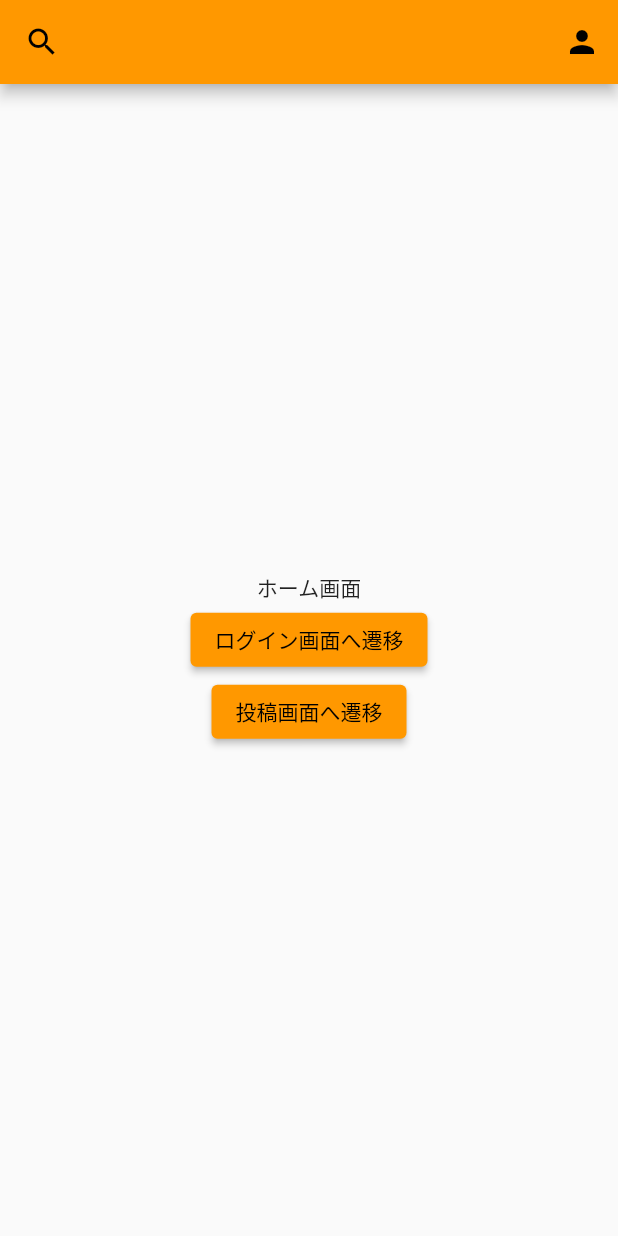
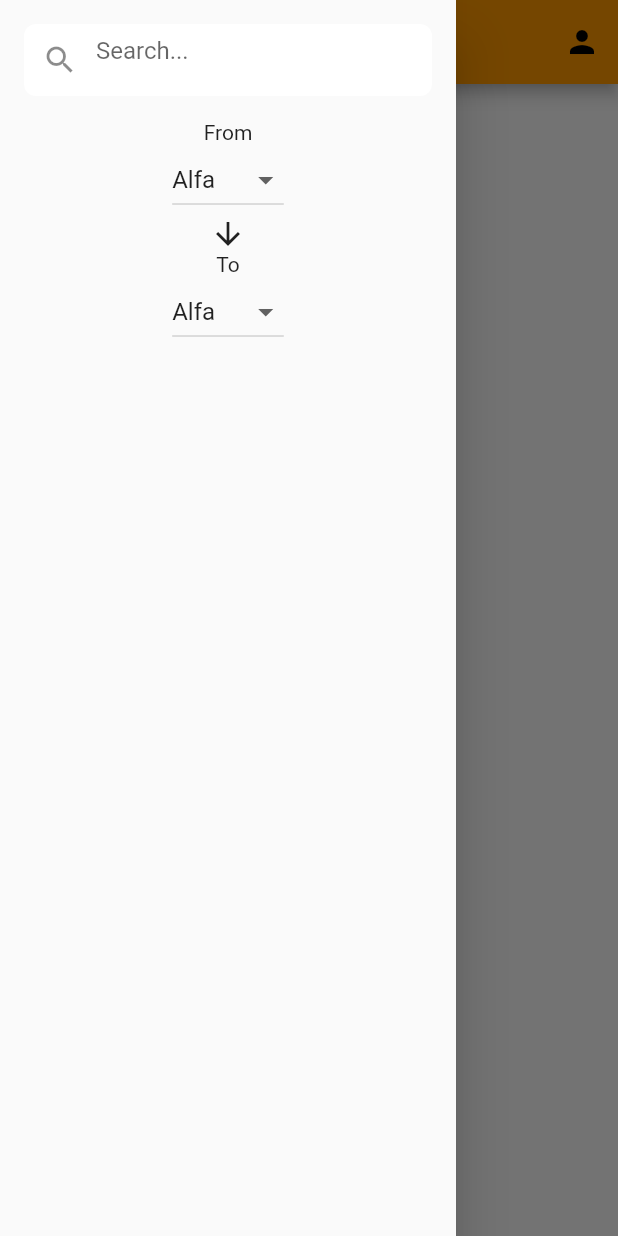
Before and after one commit to KoukiFOL/traveltrouble, a Flutter app: the HomeScreen screen opened by its route, after a tap on the "search" icon, on a phone screen of 412 x 824 dp. Run offline on Flutter 3.47's test engine with Material 2 defaults, Android fonts, the phone set to English and light mode, and no system bars; our stand-ins replace cloud_firestore, firebase_auth, firebase_core, go_router; missing offline and left inert: dart:js; accounts and stored records are empty.

Commit message:
update: ホーム画面でサイドメニューが開けるように修正

```diff
--- a/lib/Compornents/header.dart
+++ /dev/null
@@ -1,130 +0,0 @@
-import 'package:flutter/material.dart';
-
-class SideMenu extends StatefulWidget {
-  final GlobalKey<ScaffoldState> _scaffoldKey = GlobalKey<ScaffoldState>();
-
-  void openDrawerMenu() {
-    _scaffoldKey.currentState?.openDrawer();
-  }
-
-  @override
-  _SideMenuState createState() => _SideMenuState();
-}
-
-class _SideMenuState extends State<SideMenu> {
-  bool item1Selected = false;
-  bool item2Selected = false;
-
-  @override
-  Widget build(BuildContext context) {
-    return Scaffold(
-      key: widget._scaffoldKey,
-      drawer: Drawer(
-        child: ListView(
-          padding: EdgeInsets.zero,
-          children: <Widget>[
-            Column(
-              children: [
-                Container(
-                  margin: EdgeInsets.all(16.0),
-                  decoration: BoxDecoration(
-                    color: Colors.white,
-                    borderRadius: BorderRadius.circular(8.0),
-                  ),
-                  child: TextField(
-                    decoration: InputDecoration(
-                      hintText: 'Search...',
-                      border: InputBorder.none,
-                      contentPadding: EdgeInsets.all(8.0),
-                      prefixIcon: Icon(Icons.search),
-                    ),
-                  ),
-                ),
-                Text('From'),
-                DropdownButtonMenu(),
-                Icon(Icons.arrow_downward),
-                Text('To'),
-                DropdownButtonMenu(),
-              ],
-            ),
-          ],
-        ),
-      ),
-    );
-  }
-}
-
-class Header extends StatelessWidget implements PreferredSizeWidget {
-  // final Function onPressed;
-
-  // CustomAppBar(this.onPressed);
-
-  @override
-  Size get preferredSize => Size.fromHeight(kToolbarHeight);
-
-  @override
-  Widget build(BuildContext context) {
-    return AppBar(
-      title: Text(' '),
-      leading: IconButton(
-        icon: Icon(Icons.search),
-        onPressed: () {
-          SideMenu().openDrawerMenu(); // SideMenuクラスのインスタンスを作成してから呼び出す
-        },
-      ),
-      actions: [
-        IconButton(
-          icon: Icon(Icons.person),
-          onPressed: () {
-            // プロフィール画面に遷移するなどの処理を追加
-          },
-        ),
-      ],
-    );
-  }
-}
-
-class DropdownButtonMenu extends StatefulWidget {
-  const DropdownButtonMenu({Key? key}) : super(key: key);
-
-  @override
-  State<DropdownButtonMenu> createState() => _DropdownButtonMenuState();
-}
-
-class _DropdownButtonMenuState extends State<DropdownButtonMenu> {
-  String isSelectedValue = 'Alfa';
-
-  @override
-  Widget build(BuildContext context) {
-    return DropdownButton(
-      items: const [
-        DropdownMenuItem(
-          value: 'Alfa',
-          child: Text('Alfa'),
-        ),
-        DropdownMenuItem(
-          value: 'Bravo',
-          child: Text('Bravo'),
-        ),
-        DropdownMenuItem(
-          value: 'Charlie',
-          child: Text('Charlie'),
-        ),
-        DropdownMenuItem(
-          value: 'Delta',
-          child: Text('Delta'),
-        ),
-        DropdownMenuItem(
-          value: 'Foxtrot',
-          child: Text('Foxtrot'),
-        ),
-      ],
-      value: isSelectedValue,
-      onChanged: (String? value) {
-        setState(() {
-          isSelectedValue = value!;
-        });
-      },
-    );
-  }
-}
--- /dev/null
+++ b/lib/Compornents/sideMenu.dart
@@ -0,0 +1,86 @@
+import 'package:flutter/material.dart';
+
+// サイドメニューの実装
+class SideMenu extends StatelessWidget {
+  @override
+  Widget build(BuildContext context) {
+    return SafeArea(
+        child: Drawer(
+      child: ListView(
+        padding: EdgeInsets.zero,
+        children: <Widget>[
+          Column(
+            children: [
+              Container(
+                margin: EdgeInsets.all(16.0),
+                decoration: BoxDecoration(
+                  color: Colors.white,
+                  borderRadius: BorderRadius.circular(8.0),
+                ),
+                child: TextField(
+                  decoration: InputDecoration(
+                    hintText: 'Search...',
+                    border: InputBorder.none,
+                    contentPadding: EdgeInsets.all(8.0),
+                    prefixIcon: Icon(Icons.search),
+                  ),
+                ),
+              ),
+              Text('From'),
+              DropdownButtonMenu(),
+              Icon(Icons.arrow_downward),
+              Text('To'),
+              DropdownButtonMenu(),
+            ],
+          ),
+        ],
+      ),
+    ));
+  }
+}
+
+// ドロップダウンメニューの実装
+class DropdownButtonMenu extends StatefulWidget {
+  const DropdownButtonMenu({Key? key}) : super(key: key);
+
+  @override
+  State<DropdownButtonMenu> createState() => _DropdownButtonMenuState();
+}
+
+class _DropdownButtonMenuState extends State<DropdownButtonMenu> {
+  String isSelectedValue = 'Alfa';
+
+  @override
+  Widget build(BuildContext context) {
+    return DropdownButton(
+      items: const [
+        DropdownMenuItem(
+          value: 'Alfa',
+          child: Text('Alfa'),
+        ),
+        DropdownMenuItem(
+          value: 'Bravo',
+          child: Text('Bravo'),
+        ),
+        DropdownMenuItem(
+          value: 'Charlie',
+          child: Text('Charlie'),
+        ),
+        DropdownMenuItem(
+          value: 'Delta',
+          child: Text('Delta'),
+        ),
+        DropdownMenuItem(
+          value: 'Foxtrot',
+          child: Text('Foxtrot'),
+        ),
+      ],
+      value: isSelectedValue,
+      onChanged: (String? value) {
+        setState(() {
+          isSelectedValue = value!;
+        });
+      },
+    );
+  }
+}
--- a/lib/screen/home.dart
+++ b/lib/screen/home.dart
@@ -1,13 +1,35 @@
 import 'package:flutter/material.dart';
 import 'package:go_router/go_router.dart';
-import 'package:traveltrouble/Compornents/header.dart';
+import 'package:traveltrouble/Compornents/sideMenu.dart';
 
 // タイムライン画面
 class HomeScreen extends StatelessWidget {
+  var _scaffoldKey = GlobalKey<ScaffoldState>();
+
+  @override
+  Size get preferredSize => Size.fromHeight(kToolbarHeight);
+
   @override
   Widget build(BuildContext context) {
     return Scaffold(
-      appBar: Header(),
+      key: _scaffoldKey,
+      appBar: AppBar(
+        leading: IconButton(
+            onPressed: () {
+              _scaffoldKey.currentState!.openDrawer();
+            },
+            icon: Icon(Icons.search)),
+        title: Text('タイムライン'),
+        actions: [
+          IconButton(
+            icon: Icon(Icons.person),
+            onPressed: () {
+              // プロフィール画面に遷移するなどの処理を追加
+            },
+          ),
+        ],
+      ),
+      drawer: SideMenu(),
       body: Center(
         child: Column(
           mainAxisAlignment: MainAxisAlignment.center,
```
